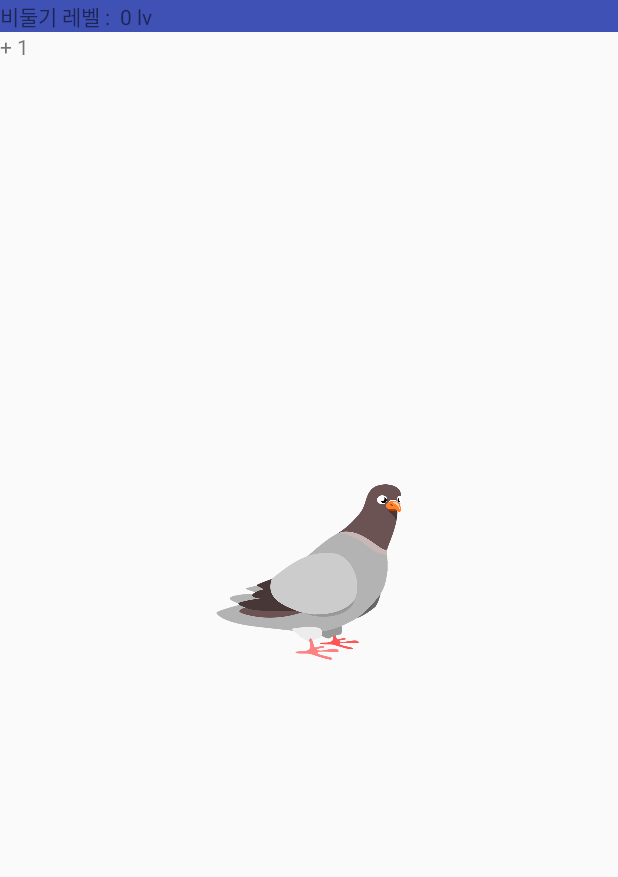
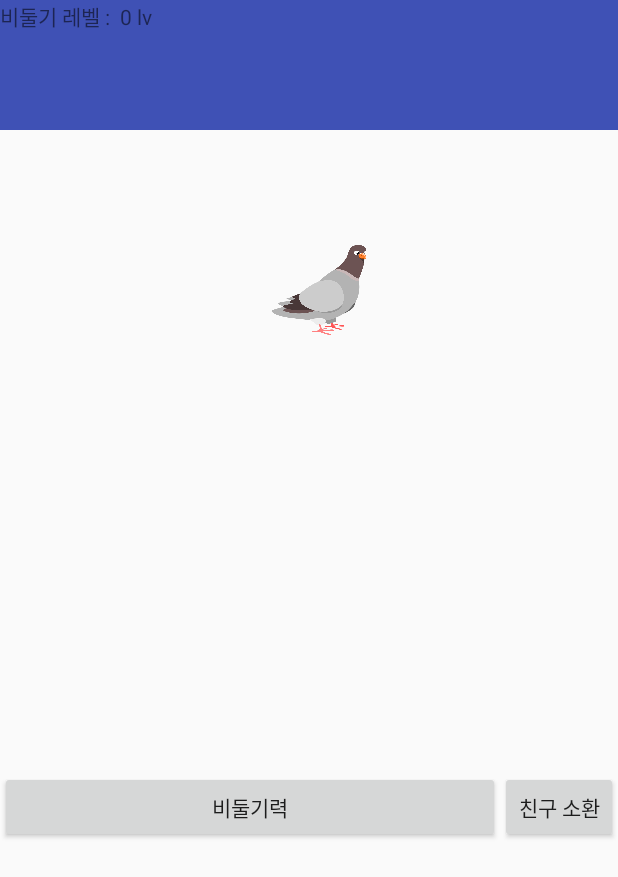
Before and after one commit to wkchoib12345/pigeon_game, an Android app: the screen it shows after launch (MainActivity), on a phone screen of 412 x 824 dp. Shown: the top 877 px of the screen. Run offline under Robolectric (Android 15) with nearby library versions, the phone set to English and light mode, and no system bars; libraries missing offline, so code that uses them is left out: android.arch.core.

Commit message:
function_button 1, 2

```diff
--- a/app/src/main/java/com/example/think_coding/pigeon_game/MainActivity.java
+++ b/app/src/main/java/com/example/think_coding/pigeon_game/MainActivity.java
@@ -5,17 +5,28 @@ import android.os.Handler;
 import android.support.v7.app.AppCompatActivity;
 import android.os.Bundle;
 import android.view.View;
+import android.view.ViewGroup;
 import android.view.WindowManager;
+import android.widget.Button;
+import android.widget.FrameLayout;
 import android.widget.ImageView;
 import android.widget.TextView;
 
 public class MainActivity extends AppCompatActivity {
 
 
+    ViewGroup main_layout;
+    ViewGroup pigeon_framelayout;
     ImageView pigeon_1;
+    ImageView pigeon_2;
     TextView lv_text;
     int lv = 0;
+    int add_num = 1;
     TextView lv_plus_view;
+
+    Button function_1;
+
+
 
     @Override
     protected void onCreate(Bundle savedInstanceState) {
@@ -28,17 +39,20 @@ public class MainActivity extends AppCompatActivity {
         setContentView(R.layout.game_playview);
 
         pigeon_1 = (ImageView) findViewById(R.id.pigeon_1);
+
+
+
+
         lv_text = (TextView) findViewById(R.id.lv_text);
         lv_plus_view = (TextView) findViewById(R.id.lv_plus_view);
-        pigeon_1.setScaleX(0.3f);
-        pigeon_1.setScaleY(0.3f);
+
 
         pigeon_1.setOnClickListener(new View.OnClickListener() {
             @Override
             public void onClick(View view) {
                 // TODO : click event
 
-                lv = lv + 1;
+                lv = lv + add_num;
                 lv_text.setText(lv + " 레벨");
                 lv_plus_view.setVisibility(View.VISIBLE);
                 new Handler().postDelayed(new Runnable()
@@ -55,7 +69,32 @@ public class MainActivity extends AppCompatActivity {
 
             }
         });
+        main_layout = (ViewGroup) findViewById(R.id.main_relative);
+        pigeon_framelayout = (ViewGroup) findViewById(R.id.pigeon_framelayout);
+        String[] location = new String[2];
+        location[0] = "x";
+        location[1] = "y";
 
 
-    }
+        Movable_Layout_Class new_movable_button = new Movable_Layout_Class(this, main_layout, pigeon_framelayout, location, "scale", false);
+
+        pigeon_framelayout.setX(10);
+        pigeon_framelayout.setY(10);
+
+        function_1 = (Button) findViewById(R.id.function_1);
+        function_1.setOnClickListener(new View.OnClickListener() {
+            @Override
+            public void onClick(View view) {
+                // TODO : click event
+
+                add_num = add_num + 1;
+                lv_plus_view.setText("+" + add_num);
+            }
+        });
+
+
+        function_1.setWidth(500);
+
+
+    }//oncreate 끝
 }
--- /dev/null
+++ b/app/src/main/java/com/example/think_coding/pigeon_game/Movable_Layout_Class.java
@@ -0,0 +1,185 @@
+package com.example.think_coding.pigeon_game;
+
+import android.annotation.SuppressLint;
+import android.content.Context;
+import android.content.SharedPreferences;
+import android.preference.PreferenceManager;
+import android.view.MotionEvent;
+import android.view.View;
+import android.view.ViewGroup;
+import android.widget.RelativeLayout;
+import android.widget.Toast;
+
+/**
+ * Created by IGSksh on 2017-07-29.
+ */
+
+public class Movable_Layout_Class {
+    public int xDelta;
+    public int yDelta;
+    private ViewGroup mainLayout;
+    private ViewGroup mframe;
+    private String[] mloaction_xy;
+    public boolean is_movable_hold_temporary = true;
+    private boolean is_movable_hold_permanent = true;
+
+
+    Context mainactivity_context;
+    SharedPreferences location_savaer;
+    SharedPreferences.Editor location_xy_editor;
+
+    /* 스케일 사이즈 조절 변수 */
+    boolean UI_scale_size_up_down = true;
+    String present_scale_value_name;
+
+
+
+
+
+    /**
+
+     * "Movable_Layout_Class" want 4 parameters
+     * @param from_mainAcviticy_context [Context] that from the viewing activity
+     * @param form_mainAcitiviy_Layout [ViewGroup] viewing activity's root layout
+     * @param you_want_moving_layout [ViewGroup] you want moving layout
+     * @param location_xy [String[]] to save the "you_want_moving_layout" of location x, y
+     */
+    public Movable_Layout_Class(Context from_mainAcviticy_context, ViewGroup form_mainAcitiviy_Layout, ViewGroup you_want_moving_layout, String[] location_xy){
+        mainactivity_context = from_mainAcviticy_context;
+        mainLayout = form_mainAcitiviy_Layout;
+        mframe = you_want_moving_layout;
+        mframe.bringToFront();
+        mloaction_xy = new String[2];
+        mloaction_xy = location_xy;
+
+        //loading pre_location
+        location_savaer = PreferenceManager.getDefaultSharedPreferences(mainactivity_context);
+        location_xy_editor = location_savaer.edit();
+
+        mframe.setX(location_savaer.getFloat(location_xy[0], 100));
+        mframe.setY(location_savaer.getFloat(location_xy[1], 100));
+
+
+        mframe.setOnTouchListener(onTouchListener());
+
+
+    }
+
+
+    /**
+     * if you want to add Scale_size than input the 1 String value more
+     * @param from_mainAcviticy_context [Context] that from the viewing activity
+     * @param form_mainAcitiviy_Layout [ViewGroup] viewing activity's root layout
+     * @param you_want_moving_layout [ViewGroup] you want moving layout
+     * @param location_xy [String[]] to save the "you_want_moving_layout" of location x, y
+     * @param scale_value_name the layout scale size value name : String
+     */
+    public Movable_Layout_Class(Context from_mainAcviticy_context, ViewGroup form_mainAcitiviy_Layout, ViewGroup you_want_moving_layout,
+                                String[] location_xy, String scale_value_name, Boolean moving_hold_permanently){
+        mainactivity_context = from_mainAcviticy_context;
+        mainLayout = form_mainAcitiviy_Layout;
+        mframe = you_want_moving_layout;
+        mframe.bringToFront();
+        mloaction_xy = new String[2];
+        mloaction_xy = location_xy;
+        present_scale_value_name = scale_value_name; //스케일 저장 변수 이름 받아서 지정
+
+        //loading pre_location
+        location_savaer = PreferenceManager.getDefaultSharedPreferences(mainactivity_context);
+        location_xy_editor = location_savaer.edit();
+
+//        mframe.setX(location_savaer.getFloat(location_xy[0], 100));
+//        mframe.setY(location_savaer.getFloat(location_xy[1], 100));
+//        mframe.setScaleX(location_savaer.getFloat(present_scale_value_name, 1.0f));
+//        mframe.setScaleY(location_savaer.getFloat(present_scale_value_name, 1.0f));
+
+        mframe.setOnTouchListener(onTouchListener());
+    }
+
+
+
+
+
+    public void Scale_size_adjustment(float scale_size){
+        try {
+            location_xy_editor.putFloat(present_scale_value_name, scale_size);
+            location_xy_editor.commit();
+
+            mframe.setScaleX(scale_size);
+            mframe.setScaleY(scale_size);
+        }catch (Exception e){
+            Toast.makeText(mainactivity_context,"scale_size name is NULL", Toast.LENGTH_LONG).show();
+        }
+    }
+
+    public float Saved_scale_size(){
+        return location_savaer.getFloat(present_scale_value_name, 1.0f);
+    }
+
+
+
+
+
+
+    public View.OnTouchListener onTouchListener() {
+        return new View.OnTouchListener() {
+
+            @SuppressLint("ClickableViewAccessibility")
+            @Override
+            public boolean onTouch(View view, MotionEvent event) {
+
+                final int x = (int) event.getRawX();
+                final int y = (int) event.getRawY();
+
+
+
+
+                if(is_movable_hold_temporary) { //위치 고정
+                    switch (event.getAction() & MotionEvent.ACTION_MASK) {
+
+                        case MotionEvent.ACTION_DOWN:
+                            RelativeLayout.LayoutParams lParams = (RelativeLayout.LayoutParams)
+                                    view.getLayoutParams();
+
+                            xDelta = x - lParams.leftMargin;
+                            yDelta = y - lParams.topMargin;
+
+                            break;
+
+                        case MotionEvent.ACTION_UP:
+//                        Toast.makeText(mainactivity_context,"thanks for new location!", Toast.LENGTH_SHORT).show();
+
+
+//saving _xy location
+                            location_savaer = PreferenceManager.getDefaultSharedPreferences(mainactivity_context);
+                            location_xy_editor = location_savaer.edit();
+
+
+                            location_xy_editor.putFloat(mloaction_xy[0], mframe.getX());
+                            location_xy_editor.putFloat(mloaction_xy[1], mframe.getY());
+                            location_xy_editor.commit();
+
+
+                            break;
+
+                        case MotionEvent.ACTION_MOVE:
+                            RelativeLayout.LayoutParams layoutParams = (RelativeLayout.LayoutParams) view
+                                    .getLayoutParams();
+                            layoutParams.leftMargin = x - xDelta;
+                            layoutParams.topMargin = y - yDelta;
+                            layoutParams.rightMargin = 0;
+                            layoutParams.bottomMargin = 0;
+                            view.setLayoutParams(layoutParams);
+                            break;
+                    }
+                }
+                mainLayout.invalidate();
+                return true;
+            }
+        };
+    }
+
+
+
+
+}
--- a/app/src/main/res/layout/game_playview.xml
+++ b/app/src/main/res/layout/game_playview.xml
@@ -10,13 +10,15 @@
     <LinearLayout
         android:layout_width="match_parent"
         android:layout_height="match_parent"
-        android:orientation="vertical">
+        android:orientation="vertical"
+        android:weightSum="1">
         <!-- 정보 표시 -->
         <LinearLayout
             android:layout_width="match_parent"
             android:layout_height="wrap_content"
             android:orientation="horizontal"
-            android:background="@color/colorPrimary">
+            android:background="@color/colorPrimary"
+            android:layout_weight="0.1">
             <TextView
                 android:layout_width="wrap_content"
                 android:layout_height="wrap_content"
@@ -32,31 +34,60 @@
         </LinearLayout>
 
         <!-- 화면 구성 -->
-        <FrameLayout
+        <RelativeLayout
             android:layout_width="match_parent"
-            android:layout_height="wrap_content">
+            android:layout_height="100dp"
+            android:layout_weight="0.5"
+            android:id="@+id/main_relative">
 
             <TextView
                 android:layout_width="wrap_content"
                 android:layout_height="wrap_content"
                 android:id="@+id/lv_plus_view"
-                android:text="+ 1"/>
+                android:text=""/>
+            <FrameLayout
+            android:layout_width="wrap_content"
+            android:layout_height="200dp"
+            android:id="@+id/pigeon_framelayout">
             <ImageView
                 android:layout_width="wrap_content"
                 android:layout_height="wrap_content"
+                android:scaleX="0.3"
+                android:scaleY="0.3"
                 android:id="@+id/pigeon_1"
                 android:src="@drawable/pigeon_1"/>
+        </FrameLayout>
 
 
-        </FrameLayout>
 
+        </RelativeLayout>
+
+
+        <!-- 기능 버튼 -->
         <LinearLayout
             android:layout_width="wrap_content"
-            android:layout_height="wrap_content">
+            android:layout_height="wrap_content"
+            android:orientation="vertical"
+            android:layout_weight="0.4">
             <LinearLayout
                 android:layout_width="match_parent"
                 android:layout_height="wrap_content"
-                android:orientation="horizontal">
+                android:orientation="horizontal"
+                android:weightSum="1">
+
+                <Button
+                    android:layout_width="wrap_content"
+                    android:layout_height="wrap_content"
+                    android:id="@+id/function_1"
+                    android:text="비둘기력"
+                    />
+
+                <Button
+                    android:layout_width="wrap_content"
+                    android:layout_height="wrap_content"
+                    android:id="@+id/function_2"
+                    android:text="친구 소환"/>
+
 
             </LinearLayout>
 
```
